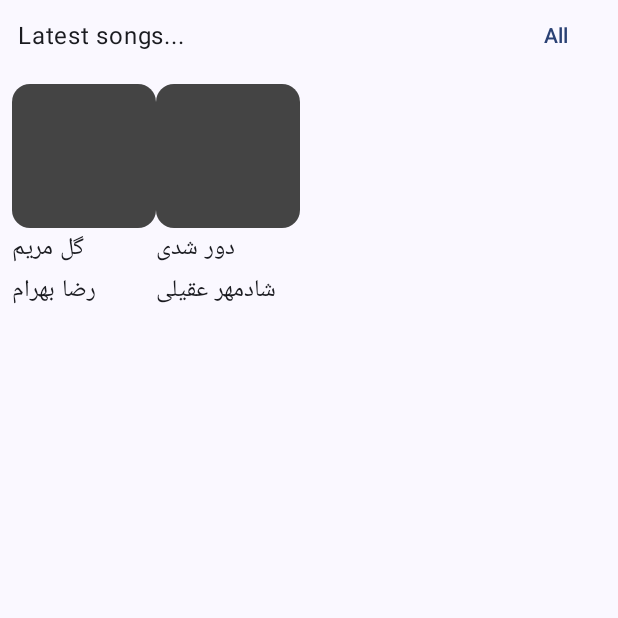
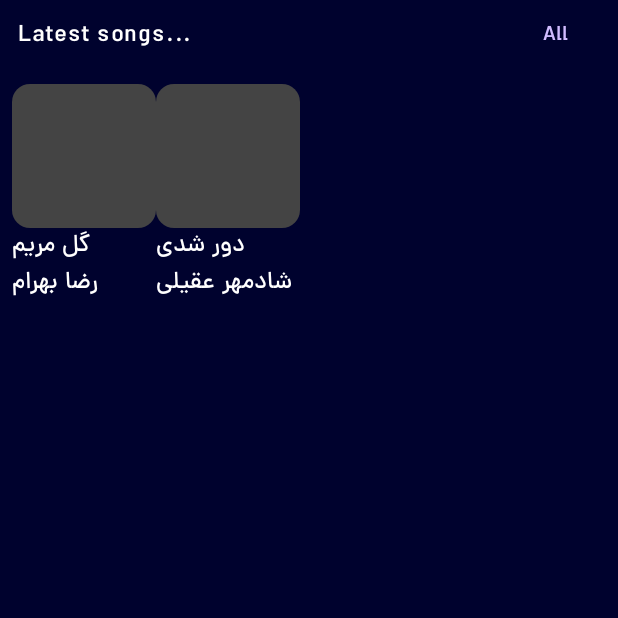
Before and after one commit to VahidGarousi/TarAvaz, an Android app built with Jetpack Compose: the screen it shows after launch (MainActivity), on a phone screen of 412 x 824 dp, the top half of it. Run offline under Robolectric (Android 15) with nearby library versions, the phone set to English and light mode, and no system bars; our stand-ins replace Dagger/Hilt's generated code, window size class.

Commit message:
Fonts added #9

```diff
--- a/core/design-system/build.gradle.kts
+++ b/core/design-system/build.gradle.kts
@@ -51,6 +51,7 @@ dependencies {
     api("androidx.compose.material3:material3-window-size-class:1.0.1")
     api("androidx.core:core-splashscreen:1.0.0")
     api("org.jetbrains.kotlinx:kotlinx-collections-immutable:0.3.5")
+    api("io.coil-kt:coil-compose:2.3.0")
 
     debugApi("androidx.compose.ui:ui-tooling")
     debugApi("androidx.compose.ui:ui-test-manifest")
--- /dev/null
+++ b/core/design-system/src/main/java/garousi/dev/design_system/theme/Background.kt
@@ -0,0 +1,20 @@
+package garousi.dev.design_system.theme
+
+import androidx.compose.runtime.Immutable
+import androidx.compose.runtime.staticCompositionLocalOf
+import androidx.compose.ui.graphics.Color
+import androidx.compose.ui.unit.Dp
+
+/**
+ * A class to model background color and tonal elevation values for Now in Android.
+ */
+@Immutable
+data class BackgroundTheme(
+    val color: Color = Color.Unspecified,
+    val tonalElevation: Dp = Dp.Unspecified,
+)
+
+/**
+ * A composition local for [BackgroundTheme].
+ */
+val LocalBackgroundTheme = staticCompositionLocalOf { BackgroundTheme() }
--- /dev/null
+++ b/core/design-system/src/main/java/garousi/dev/design_system/theme/Gradient.kt
@@ -0,0 +1,24 @@
+package garousi.dev.design_system.theme
+
+import androidx.compose.runtime.Immutable
+import androidx.compose.runtime.staticCompositionLocalOf
+import androidx.compose.ui.graphics.Color
+
+/**
+ * A class to model gradient color values for Now in Android.
+ *
+ * @param top The top gradient color to be rendered.
+ * @param bottom The bottom gradient color to be rendered.
+ * @param container The container gradient color over which the gradient will be rendered.
+ */
+@Immutable
+data class GradientColors(
+    val top: Color = Color.Unspecified,
+    val bottom: Color = Color.Unspecified,
+    val container: Color = Color.Unspecified,
+)
+
+/**
+ * A composition local for [GradientColors].
+ */
+val LocalGradientColors = staticCompositionLocalOf { GradientColors() }
--- a/core/design-system/src/main/java/garousi/dev/design_system/theme/Theme.kt
+++ b/core/design-system/src/main/java/garousi/dev/design_system/theme/Theme.kt
@@ -8,24 +8,30 @@ import androidx.compose.material3.darkColorScheme
 import androidx.compose.material3.dynamicDarkColorScheme
 import androidx.compose.material3.dynamicLightColorScheme
 import androidx.compose.material3.lightColorScheme
+import androidx.compose.material3.surfaceColorAtElevation
 import androidx.compose.runtime.Composable
+import androidx.compose.runtime.CompositionLocalProvider
 import androidx.compose.runtime.SideEffect
+import androidx.compose.ui.graphics.Color
+import androidx.compose.ui.graphics.Color.Companion.White
 import androidx.compose.ui.graphics.toArgb
 import androidx.compose.ui.platform.LocalContext
 import androidx.compose.ui.platform.LocalView
+import androidx.compose.ui.unit.dp
 import androidx.core.view.ViewCompat
 
 private val DarkColorScheme = darkColorScheme(
     primary = Purple80,
     secondary = PurpleGrey80,
-    tertiary = Pink80
+    tertiary = Pink80,
+    onBackground = White,
+    background = Color(0XFF00022E)
 )
 
 private val LightColorScheme = lightColorScheme(
     primary = Purple40,
     secondary = PurpleGrey40,
     tertiary = Pink40
-
     /* Other default colors to override
     background = Color(0xFFFFFBFE),
     surface = Color(0xFFFFFBFE),
@@ -37,11 +43,37 @@ private val LightColorScheme = lightColorScheme(
     */
 )
 
+/**
+ * Light Android gradient colors
+ */
+val LightAndroidGradientColors = GradientColors(
+    container = Color(0XFF00022E),
+    top = Color(0XFF2B2F80),
+    bottom = Color(0xFF00022E)
+)
+
+/**
+ * Dark Android gradient colors
+ */
+val DarkAndroidGradientColors = GradientColors(container = Color(0XFF00022E), top = Color(0XFF2B2F80))
+
+/**
+ * Light Android background theme
+ */
+val LightAndroidBackgroundTheme = BackgroundTheme(color = Color(0XFFF0F0F0))
+
+/**
+ * Dark Android background theme
+ */
+val DarkAndroidBackgroundTheme = BackgroundTheme(color = Color.Black)
+
+
 @Composable
 fun TarAvazTheme(
-    darkTheme: Boolean = isSystemInDarkTheme(),
+    darkTheme: Boolean = true,
+    androidTheme: Boolean = false,
     // Dynamic color is available on Android 12+
-    dynamicColor: Boolean = true,
+    dynamicColor: Boolean = false,
     content: @Composable () -> Unit
 ) {
     val colorScheme = when {
@@ -59,10 +91,35 @@ fun TarAvazTheme(
             ViewCompat.getWindowInsetsController(view)?.isAppearanceLightStatusBars = darkTheme
         }
     }
+// Gradient colors
+    val defaultGradientColors = GradientColors(
+        top = colorScheme.inverseOnSurface,
+        bottom = colorScheme.primaryContainer,
+        container = colorScheme.surface,
+    )
+    val gradientColors = when {
+        androidTheme -> if (darkTheme) DarkAndroidGradientColors else LightAndroidGradientColors
+        else -> defaultGradientColors
+    }
 
-    MaterialTheme(
-        colorScheme = colorScheme,
-        typography = Typography,
-        content = content
+    // Background theme
+    val defaultBackgroundTheme = BackgroundTheme(
+        color = colorScheme.surface,
+        tonalElevation = 2.dp,
     )
+    val backgroundTheme = when {
+        androidTheme -> if (darkTheme) DarkAndroidBackgroundTheme else LightAndroidBackgroundTheme
+        else -> defaultBackgroundTheme
+    }
+
+    CompositionLocalProvider(
+        LocalBackgroundTheme provides backgroundTheme,
+        LocalGradientColors provides gradientColors
+    ) {
+        MaterialTheme(
+            colorScheme = colorScheme,
+            typography = Typography,
+            content = content
+        )
+    }
 }
--- a/core/design-system/src/main/java/garousi/dev/design_system/theme/Type.kt
+++ b/core/design-system/src/main/java/garousi/dev/design_system/theme/Type.kt
@@ -2,33 +2,148 @@ package garousi.dev.design_system.theme
 
 import androidx.compose.material3.Typography
 import androidx.compose.ui.text.TextStyle
+import androidx.compose.ui.text.font.Font
 import androidx.compose.ui.text.font.FontFamily
+import androidx.compose.ui.text.font.FontStyle
 import androidx.compose.ui.text.font.FontWeight
 import androidx.compose.ui.unit.sp
+import garousi.dev.design_system.R
+
+private val appFontFamily = FontFamily(
+    fonts = listOf(
+        Font(
+            resId = R.font.dana_black,
+            weight = FontWeight.Black,
+            style = FontStyle.Normal
+        ),
+        Font(
+            resId = R.font.dana_extra_bold,
+            weight = FontWeight.ExtraBold,
+            style = FontStyle.Normal
+        ),
+        Font(
+            resId = R.font.dana_bold,
+            weight = FontWeight.Bold,
+            style = FontStyle.Normal
+        ),
+        Font(
+            resId = R.font.dana_demi_bold,
+            weight = FontWeight.SemiBold,
+            style = FontStyle.Normal
+        ),
+        Font(
+            resId = R.font.dana_medium,
+            weight = FontWeight.Medium,
+            style = FontStyle.Normal
+        )
+    )
+)
 
 // Set of Material typography styles to start with
-val Typography = Typography(
+internal val Typography = Typography(
+    displayLarge = TextStyle(
+        fontFamily = appFontFamily ,
+        fontWeight = FontWeight.Normal,
+        fontSize = 57.sp,
+        lineHeight = 64.sp,
+        letterSpacing = (-0.25).sp,
+    ),
+    displayMedium = TextStyle(
+        fontFamily = appFontFamily ,
+        fontWeight = FontWeight.Normal,
+        fontSize = 45.sp,
+        lineHeight = 52.sp,
+        letterSpacing = 0.sp,
+    ),
+    displaySmall = TextStyle(
+        fontFamily = appFontFamily ,
+        fontWeight = FontWeight.Normal,
+        fontSize = 36.sp,
+        lineHeight = 44.sp,
+        letterSpacing = 0.sp,
+    ),
+    headlineLarge = TextStyle(
+        fontFamily = appFontFamily ,
+        fontWeight = FontWeight.Normal,
+        fontSize = 32.sp,
+        lineHeight = 40.sp,
+        letterSpacing = 0.sp,
+    ),
+    headlineMedium = TextStyle(
+        fontFamily = appFontFamily ,
+        fontWeight = FontWeight.Normal,
+        fontSize = 28.sp,
+        lineHeight = 36.sp,
+        letterSpacing = 0.sp,
+    ),
+    headlineSmall = TextStyle(
+        fontFamily = appFontFamily ,
+        fontWeight = FontWeight.Normal,
+        fontSize = 24.sp,
+        lineHeight = 32.sp,
+        letterSpacing = 0.sp,
+    ),
+    titleLarge = TextStyle(
+        fontFamily = appFontFamily ,
+        fontWeight = FontWeight.Bold,
+        fontSize = 22.sp,
+        lineHeight = 28.sp,
+        letterSpacing = 0.sp,
+    ),
+    titleMedium = TextStyle(
+        fontFamily = appFontFamily ,
+        fontWeight = FontWeight.Bold,
+        fontSize = 18.sp,
+        lineHeight = 24.sp,
+        letterSpacing = 0.1.sp,
+    ),
+    titleSmall = TextStyle(
+        fontFamily = appFontFamily ,
+        fontWeight = FontWeight.Medium,
+        fontSize = 14.sp,
+        lineHeight = 20.sp,
+        letterSpacing = 0.1.sp,
+    ),
     bodyLarge = TextStyle(
-        fontFamily = FontFamily.Default,
+        fontFamily = appFontFamily ,
         fontWeight = FontWeight.Normal,
         fontSize = 16.sp,
         lineHeight = 24.sp,
-        letterSpacing = 0.5.sp
-    )
-    /* Other default text styles to override
-    titleLarge = TextStyle(
-        fontFamily = FontFamily.Default,
+        letterSpacing = 0.5.sp,
+    ),
+    bodyMedium = TextStyle(
+        fontFamily = appFontFamily ,
         fontWeight = FontWeight.Normal,
-        fontSize = 22.sp,
-        lineHeight = 28.sp,
-        letterSpacing = 0.sp
+        fontSize = 14.sp,
+        lineHeight = 20.sp,
+        letterSpacing = 0.25.sp,
+    ),
+    bodySmall = TextStyle(
+        fontFamily = appFontFamily ,
+        fontWeight = FontWeight.Normal,
+        fontSize = 12.sp,
+        lineHeight = 16.sp,
+        letterSpacing = 0.4.sp,
+    ),
+    labelLarge = TextStyle(
+        fontFamily = appFontFamily ,
+        fontWeight = FontWeight.Medium,
+        fontSize = 14.sp,
+        lineHeight = 20.sp,
+        letterSpacing = 0.1.sp,
+    ),
+    labelMedium = TextStyle(
+        fontFamily = appFontFamily ,
+        fontWeight = FontWeight.Medium,
+        fontSize = 12.sp,
+        lineHeight = 16.sp,
+        letterSpacing = 0.5.sp,
     ),
     labelSmall = TextStyle(
-        fontFamily = FontFamily.Default,
+        fontFamily = appFontFamily ,
         fontWeight = FontWeight.Medium,
-        fontSize = 11.sp,
+        fontSize = 10.sp,
         lineHeight = 16.sp,
-        letterSpacing = 0.5.sp
-    )
-    */
+        letterSpacing = 0.sp,
+    ),
 )
```
Also changed, not shown: core/design-system/src/main/java/garousi/dev/design_system/DebugPlaceholder.kt (added, +13 -0 lines), core/design-system/src/main/java/garousi/dev/design_system/component/Background.kt (added, +135 -0 lines), core/design-system/src/main/res/font/dana_black.ttf (added), core/design-system/src/main/res/font/dana_bold.ttf (added), core/design-system/src/main/res/font/dana_demi_bold.ttf (added), core/design-system/src/main/res/font/dana_extra_bold.ttf (added), core/design-system/src/main/res/font/dana_medium.ttf (added), core/design-system/src/main/res/font/dena_regular.ttf (added).
